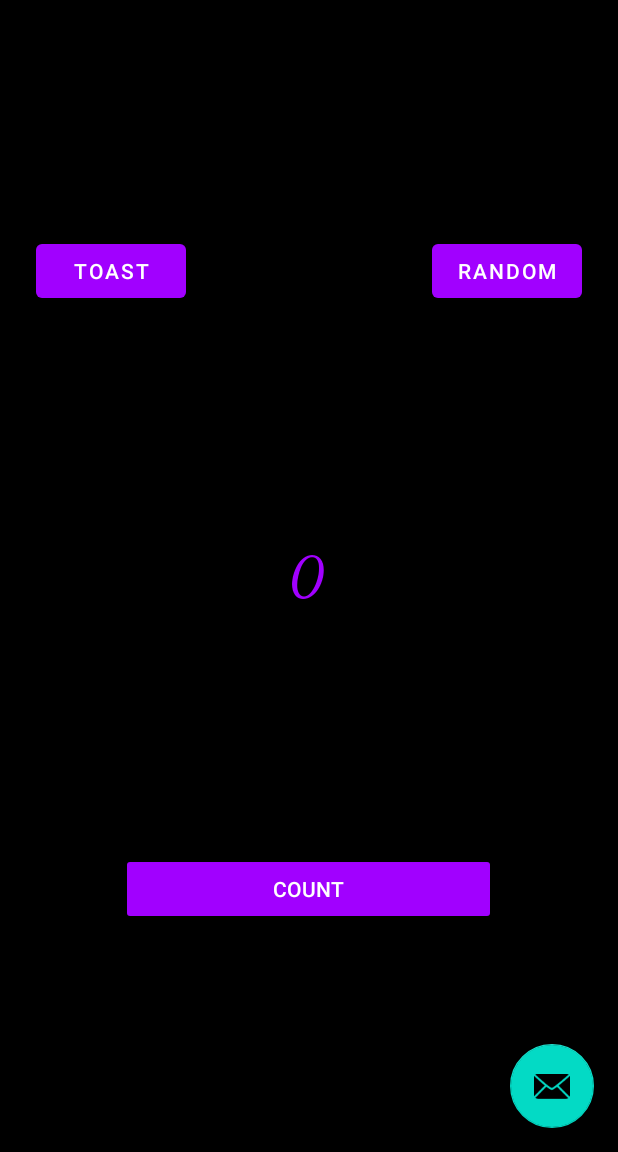
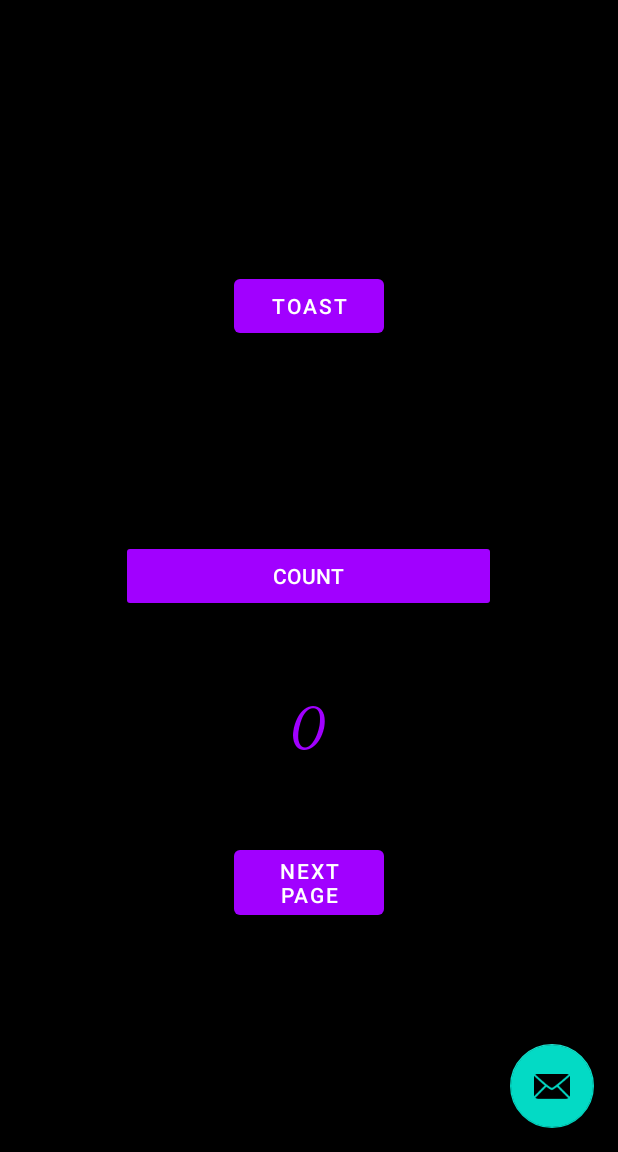
Before and after one commit to hanssenstijn/MyButtonsExample, an Android app: the screen it shows after launch (MainActivity), on a phone screen of 412 x 824 dp, the part 84-1236 px from its top. Run offline under Robolectric (Android 15) with nearby library versions, the phone set to English and light mode, and no system bars.

Commit message:
change positions buttons

```diff
--- a/app/src/main/res/layout/fragment_first.xml
+++ b/app/src/main/res/layout/fragment_first.xml
@@ -17,35 +17,36 @@
         android:textSize="36sp"
         android:textStyle="bold"
         android:typeface="normal"
-        app:layout_constraintBottom_toBottomOf="parent"
+        app:layout_constraintBottom_toTopOf="@+id/random_button"
         app:layout_constraintEnd_toEndOf="parent"
-        app:layout_constraintHorizontal_bias="0.497"
+        app:layout_constraintHorizontal_bias="0.498"
         app:layout_constraintStart_toStartOf="parent"
-        app:layout_constraintTop_toTopOf="parent" />
+        app:layout_constraintTop_toBottomOf="@+id/count_button" />
 
     <Button
         android:id="@+id/random_button"
         android:layout_width="100dp"
         android:layout_height="wrap_content"
-        android:layout_marginEnd="24dp"
-        android:layout_marginRight="24dp"
         android:text="@string/random_button_text"
         app:backgroundTint="@color/screenBackground"
-        app:layout_constraintBottom_toTopOf="@+id/textview_first"
+        app:layout_constraintBottom_toBottomOf="parent"
         app:layout_constraintEnd_toEndOf="parent"
-        app:layout_constraintTop_toTopOf="parent" />
+        app:layout_constraintStart_toStartOf="parent"
+        app:layout_constraintTop_toBottomOf="@+id/count_button" />
 
     <Button
         android:id="@+id/toast_button"
         android:layout_width="100dp"
         android:layout_height="wrap_content"
-        android:layout_marginStart="24dp"
-        android:layout_marginLeft="24dp"
+        android:layout_marginTop="180dp"
         android:text="@string/toast_button_text"
         app:backgroundTint="@color/screenBackground"
-        app:layout_constraintBottom_toTopOf="@+id/textview_first"
+        app:layout_constraintBottom_toTopOf="@+id/count_button"
+        app:layout_constraintEnd_toEndOf="parent"
+        app:layout_constraintHorizontal_bias="0.501"
         app:layout_constraintStart_toStartOf="parent"
-        app:layout_constraintTop_toTopOf="parent" />
+        app:layout_constraintTop_toTopOf="parent"
+        app:layout_constraintVertical_bias="0.0" />
 
     <Button
         android:id="@+id/count_button"
@@ -58,6 +59,5 @@
         app:layout_constraintEnd_toEndOf="parent"
         app:layout_constraintHorizontal_bias="0.496"
         app:layout_constraintStart_toStartOf="parent"
-        app:layout_constraintTop_toBottomOf="@+id/textview_first"
-        app:layout_constraintVertical_bias="0.518" />
+        app:layout_constraintTop_toTopOf="parent" />
 </androidx.constraintlayout.widget.ConstraintLayout>
--- a/app/src/main/res/values/strings.xml
+++ b/app/src/main/res/values/strings.xml
@@ -4,7 +4,7 @@
     <!-- Strings used for fragments for navigation -->
     <string name="first_fragment_label">First Fragment</string>
     <string name="second_fragment_label">Second Fragment</string>
-    <string name="random_button_text">Random</string>
+    <string name="random_button_text">Next Page</string>
     <string name="previous">Previous</string>
 
     <string name="hello_first_fragment">0</string>
```
